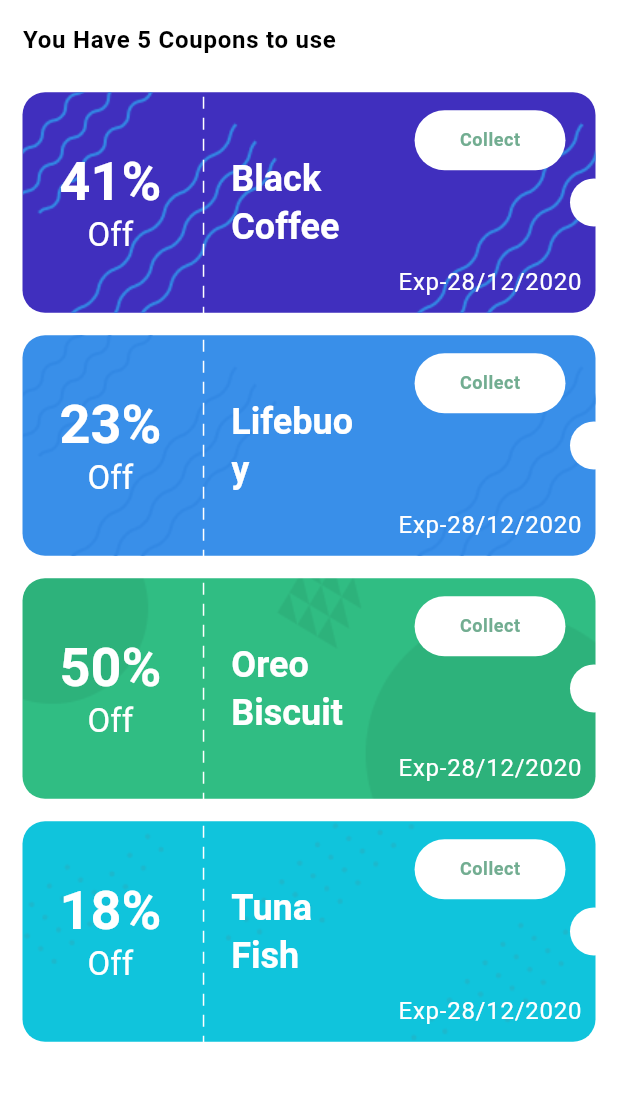
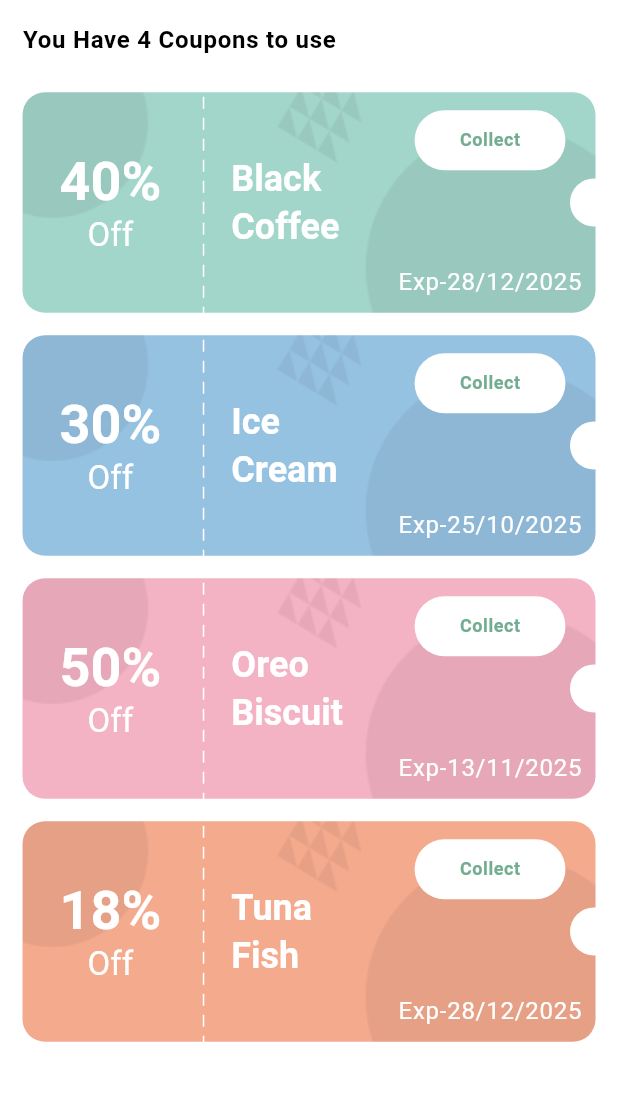
Before and after one commit to LIXINGCHEN-CPP/new_ass, a Flutter app: the CouponAndOffersPage screen opened by its route, on a phone screen of 412 x 824 dp, the part 84-1185 px from its top. Run offline on Flutter 3.47's test engine with Material 3 defaults, Android fonts, the phone set to English and light mode, and no system bars; our stand-ins replace cached_network_image, carousel_slider, flutter_credit_card, flutter_svg, form_field_validator; network calls fail; Roboto replaces fonts that are missing (Gilroy).

Commit message:
First Commit

```diff
--- a/lib/views/profile/coupon/coupon_page.dart
+++ b/lib/views/profile/coupon/coupon_page.dart
@@ -24,7 +24,7 @@ class CouponAndOffersPage extends StatelessWidget {
             child: Padding(
               padding: const EdgeInsets.all(AppDefaults.padding),
               child: Text(
-                'You Have 5 Coupons to use',
+                'You Have 4 Coupons to use',
                 style: Theme.of(context).textTheme.bodyLarge?.copyWith(
                       fontWeight: FontWeight.bold,
                       color: Colors.black,
@@ -50,33 +50,34 @@ class CouponLists extends StatelessWidget {
       children: [
         CouponCard(
           title: 'Black\nCoffee',
-          discounts: '41%',
-          expire: 'Exp-28/12/2020',
-          color: const Color(0xFF402FBE),
+          discounts: '40%',
+          couponBackground: AppImages.couponBackgrounds[2],
+          expire: 'Exp-28/12/2025',
+          color: const Color(0xFFA3D6CA),
           onTap: () => Navigator.pushNamed(context, AppRoutes.couponDetails),
         ),
         CouponCard(
-          title: 'Lifebuoy\nHandwash',
-          discounts: '23%',
-          couponBackground: AppImages.couponBackgrounds[1],
-          expire: 'Exp-28/12/2020',
-          color: const Color(0xFF398FE9),
+          title: 'Ice\nCream',
+          discounts: '30%',
+          couponBackground: AppImages.couponBackgrounds[2],
+          expire: 'Exp-25/10/2025',
+          color: const Color(0xFF96C2E2),
           onTap: () => Navigator.pushNamed(context, AppRoutes.couponDetails),
         ),
         CouponCard(
           title: 'Oreo\nBiscuit',
           discounts: '50%',
           couponBackground: AppImages.couponBackgrounds[2],
-          expire: 'Exp-28/12/2020',
-          color: const Color(0xFF30BD83),
+          expire: 'Exp-13/11/2025',
+          color: const Color(0xFFF4B3C5),
           onTap: () => Navigator.pushNamed(context, AppRoutes.couponDetails),
         ),
         CouponCard(
           title: 'Tuna\nFish',
           discounts: '18%',
-          couponBackground: AppImages.couponBackgrounds[3],
-          expire: 'Exp-28/12/2020',
-          color: const Color(0xFF10C4DC),
+          couponBackground: AppImages.couponBackgrounds[2],
+          expire: 'Exp-28/12/2025',
+          color: const Color(0xFFF4AA8D),
           onTap: () => Navigator.pushNamed(context, AppRoutes.couponDetails),
         ),
       ],
--- a/lib/views/profile/order/components/order_details_statuses.dart
+++ b/lib/views/profile/order/components/order_details_statuses.dart
@@ -14,28 +14,29 @@ class OrderStatusColumn extends StatelessWidget {
       children: [
         OrderStatusRow(
           status: OrderStatus.confirmed,
-          date: '12.12.2022',
+          date: '21.5.2025',
           time: '01.00 PM',
           isStart: true,
           isActive: true,
         ),
         OrderStatusRow(
           status: OrderStatus.processing,
-          date: '12.12.2022',
+          date: '21.5.2025',
           time: '03.00 PM',
           isActive: true,
         ),
         OrderStatusRow(
           status: OrderStatus.shipped,
-          date: '12.12.2022',
+          date: '21.5.2025',
           time: '05.00 PM',
           isActive: true,
         ),
         OrderStatusRow(
           status: OrderStatus.delivery,
-          date: '12.12.2022',
+          date: '21.5.2025',
           time: '07.00 PM',
           isEnd: true,
+          isActive: true,
         ),
       ],
     );
--- a/lib/views/profile/order/order_details.dart
+++ b/lib/views/profile/order/order_details.dart
@@ -31,7 +31,7 @@ class OrderDetailsPage extends StatelessWidget {
               Align(
                 alignment: Alignment.centerLeft,
                 child: Text(
-                  'Order id #30398505202',
+                  'Order id #232425627',
                   style: Theme.of(context).textTheme.bodyLarge?.copyWith(
                       fontWeight: FontWeight.bold, color: Colors.black),
                 ),
```
Also changed, not shown: lib/views/profile/address/address_page.dart (+35 -5 lines), lib/views/profile/components/profile_header.dart (+9 -7 lines), lib/views/profile/coupon/coupon_details_page.dart (+6 -6 lines), lib/views/profile/notification_page.dart (+14 -31 lines), lib/views/profile/order/components/order_preview_tile.dart (+6 -6 lines), lib/views/profile/order/components/order_status_row.dart (+5 -5 lines), lib/views/profile/order/components/tab_all.dart (+5 -5 lines), lib/views/profile/order/components/tab_completed.dart (+5 -5 lines), lib/views/profile/order/components/tab_running.dart (+5 -5 lines), lib/views/profile/payment_method/components/default_card.dart (+4 -4 lines), assets/images/local_avatar.png (added), assets/images/profile_background.png (added), assets/images/profile_page_background.png (deleted), 125 other files.
